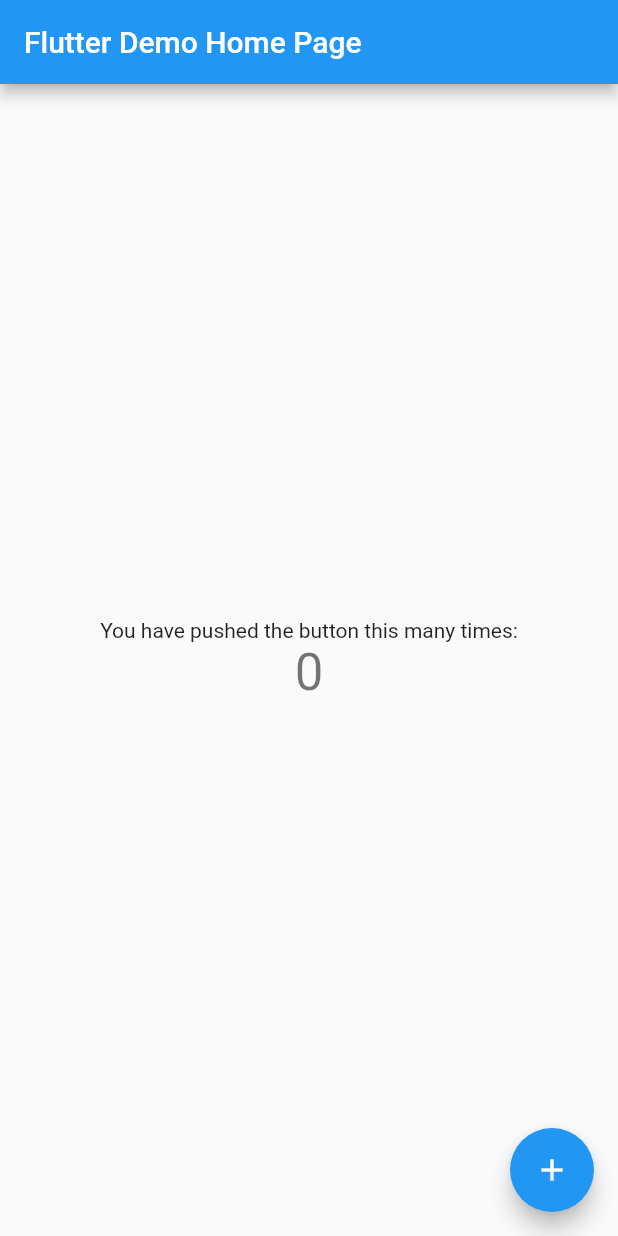
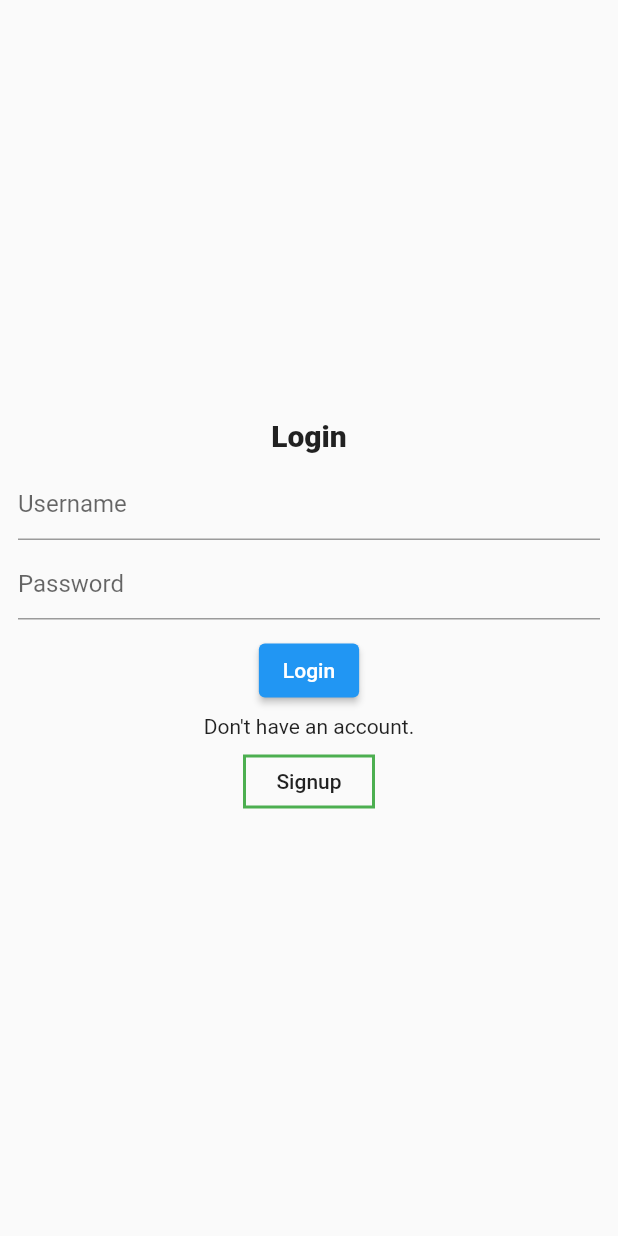
Before and after one commit to zahid2873/animation, a Flutter app: the screen it shows after launch, on a phone screen of 412 x 824 dp. Run offline on Flutter 3.47's test engine with Material 2 defaults, Android fonts, the phone set to English and light mode, and no system bars.

Commit message:
animated login page

```diff
--- a/lib/main.dart
+++ b/lib/main.dart
@@ -1,4 +1,6 @@
 import 'package:flutter/material.dart';
+import 'package:flutter/animation.dart';
+import 'pages/home_page.dart';
 
 void main() {
   runApp(const MyApp());
@@ -7,109 +9,16 @@ void main() {
 class MyApp extends StatelessWidget {
   const MyApp({super.key});
 
-  // This widget is the root of your application.
   @override
   Widget build(BuildContext context) {
     return MaterialApp(
       title: 'Flutter Demo',
+      debugShowCheckedModeBanner: false,
       theme: ThemeData(
-        // This is the theme of your application.
-        //
-        // Try running your application with "flutter run". You'll see the
-        // application has a blue toolbar. Then, without quitting the app, try
-        // changing the primarySwatch below to Colors.green and then invoke
-        // "hot reload" (press "r" in the console where you ran "flutter run",
-        // or simply save your changes to "hot reload" in a Flutter IDE).
-        // Notice that the counter didn't reset back to zero; the application
-        // is not restarted.
+
         primarySwatch: Colors.blue,
       ),
-      home: const MyHomePage(title: 'Flutter Demo Home Page'),
+      home: HomePage(),
     );
   }
 }
-
-class MyHomePage extends StatefulWidget {
-  const MyHomePage({super.key, required this.title});
-
-  // This widget is the home page of your application. It is stateful, meaning
-  // that it has a State object (defined below) that contains fields that affect
-  // how it looks.
-
-  // This class is the configuration for the state. It holds the values (in this
-  // case the title) provided by the parent (in this case the App widget) and
-  // used by the build method of the State. Fields in a Widget subclass are
-  // always marked "final".
-
-  final String title;
-
-  @override
-  State<MyHomePage> createState() => _MyHomePageState();
-}
-
-class _MyHomePageState extends State<MyHomePage> {
-  int _counter = 0;
-
-  void _incrementCounter() {
-    setState(() {
-      // This call to setState tells the Flutter framework that something has
-      // changed in this State, which causes it to rerun the build method below
-      // so that the display can reflect the updated values. If we changed
-      // _counter without calling setState(), then the build method would not be
-      // called again, and so nothing would appear to happen.
-      _counter++;
-    });
-  }
-
-  @override
-  Widget build(BuildContext context) {
-    // This method is rerun every time setState is called, for instance as done
-    // by the _incrementCounter method above.
-    //
-    // The Flutter framework has been optimized to make rerunning build methods
-    // fast, so that you can just rebuild anything that needs updating rather
-    // than having to individually change instances of widgets.
-    return Scaffold(
-      appBar: AppBar(
-        // Here we take the value from the MyHomePage object that was created by
-        // the App.build method, and use it to set our appbar title.
-        title: Text(widget.title),
-      ),
-      body: Center(
-        // Center is a layout widget. It takes a single child and positions it
-        // in the middle of the parent.
-        child: Column(
-          // Column is also a layout widget. It takes a list of children and
-          // arranges them vertically. By default, it sizes itself to fit its
-          // children horizontally, and tries to be as tall as its parent.
-          //
-          // Invoke "debug painting" (press "p" in the console, choose the
-          // "Toggle Debug Paint" action from the Flutter Inspector in Android
-          // Studio, or the "Toggle Debug Paint" command in Visual Studio Code)
-          // to see the wireframe for each widget.
-          //
-          // Column has various properties to control how it sizes itself and
-          // how it positions its children. Here we use mainAxisAlignment to
-          // center the children vertically; the main axis here is the vertical
-          // axis because Columns are vertical (the cross axis would be
-          // horizontal).
-          mainAxisAlignment: MainAxisAlignment.center,
-          children: <Widget>[
-            const Text(
-              'You have pushed the button this many times:',
-            ),
-            Text(
-              '$_counter',
-              style: Theme.of(context).textTheme.headline4,
-            ),
-          ],
-        ),
-      ),
-      floatingActionButton: FloatingActionButton(
-        onPressed: _incrementCounter,
-        tooltip: 'Increment',
-        child: const Icon(Icons.add),
-      ), // This trailing comma makes auto-formatting nicer for build methods.
-    );
-  }
-}
--- /dev/null
+++ b/lib/pages/home_page.dart
@@ -0,0 +1,74 @@
+import 'package:flutter/material.dart';
+import 'package:flutter/animation.dart';
+
+class HomePage extends StatefulWidget {
+  const HomePage({Key? key}) : super(key: key);
+
+  @override
+  State<HomePage> createState() => _HomePageState();
+}
+
+class _HomePageState extends State<HomePage> with SingleTickerProviderStateMixin {
+  Animation ? animation;
+  AnimationController ? animationController;
+
+  @override
+  void initState() {
+    // TODO: implement initState
+    animationController = AnimationController(duration: Duration(seconds: 3),vsync: this);
+    animation = Tween(begin: -1.0,end: 0.0)
+        .animate(CurvedAnimation(parent: animationController!, curve: Curves.fastOutSlowIn));
+    animationController!.forward();
+    super.initState();
+  }
+  @override
+  Widget build(BuildContext context) {
+    final width = MediaQuery.of(context).size.width;
+    return AnimatedBuilder(animation: animationController!,
+      builder: (context, child){
+      return Scaffold(
+        body: Transform(transform: Matrix4.translationValues(0.0,animation?.value *width, 0.0),
+        child: Center(
+            child: Container(
+              padding: EdgeInsets.all(12),
+              child: Column(
+                mainAxisAlignment: MainAxisAlignment.center,
+                children: [
+                  Text("Login",style: TextStyle(fontSize: 20,fontWeight: FontWeight.w800),),
+                  SizedBox(height: 10,),
+                  TextField(
+                    decoration: InputDecoration(
+                      hintText: 'Username'
+                    ),
+                  ),
+                  SizedBox(height: 5,),
+
+                  TextField(
+                    decoration: InputDecoration(
+                      hintText: 'Password'
+                    ),
+                  ),
+                  SizedBox(height: 10,),
+                  ElevatedButton(
+                      onPressed: (){}, child: Text("Login")),
+                  SizedBox(height: 5,),
+                  Text("Don't have an account."),
+                  SizedBox(height: 5,),
+                  MaterialButton(
+                    hoverColor: Colors.green,
+                    highlightColor: Colors.green,
+                    focusColor: Colors.green,
+                      shape: RoundedRectangleBorder(
+                        side: BorderSide(color: Colors.green,width: 2)
+                      ),
+                      onPressed: (){}, child: Text("Signup"))
+                ],
+              ),
+            ),
+        ),
+        ),
+      );
+      },
+     );
+  }
+}
```
